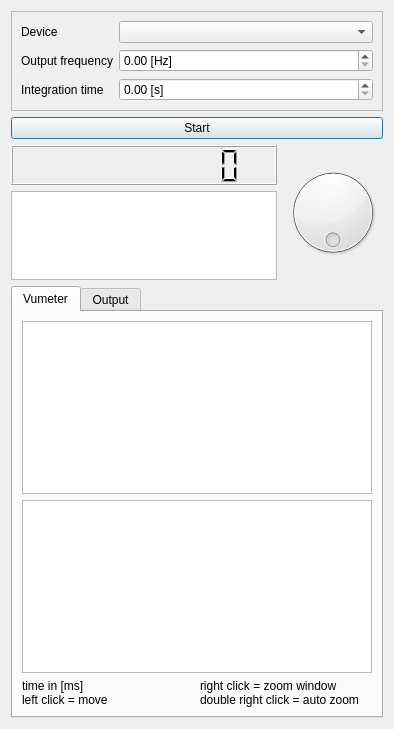
Qt form src/lockin_gui.ui (antigol/lockin2) before a commit.
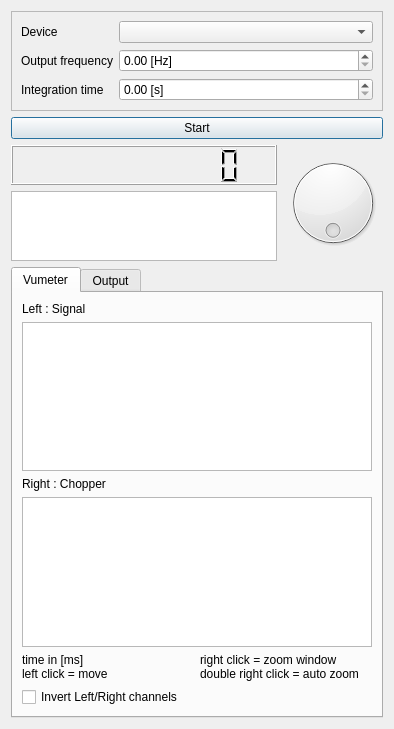
The same form after that commit. Custom widgets are drawn as their Qt base class.

Diff of the .ui file:
```diff
--- a/src/lockin_gui.ui
+++ b/src/lockin_gui.ui
@@ -143,9 +143,23 @@
        <string>Vumeter</string>
       </attribute>
       <layout class="QVBoxLayout" name="verticalLayout_2">
+       <item>
+        <widget class="QLabel" name="label_4">
+         <property name="text">
+          <string>Left : Signal</string>
+         </property>
+        </widget>
+       </item>
        <item>
         <widget class="XYView" name="vumeter"/>
        </item>
+       <item>
+        <widget class="QLabel" name="label_5">
+         <property name="text">
+          <string>Right : Chopper</string>
+         </property>
+        </widget>
+       </item>
        <item>
         <widget class="XYView" name="pll"/>
        </item>
@@ -167,6 +181,13 @@
          </item>
         </layout>
        </item>
+       <item>
+        <widget class="QCheckBox" name="checkBox">
+         <property name="text">
+          <string>Invert Left/Right channels</string>
+         </property>
+        </widget>
+       </item>
       </layout>
      </widget>
      <widget class="QWidget" name="tab_2">
```
